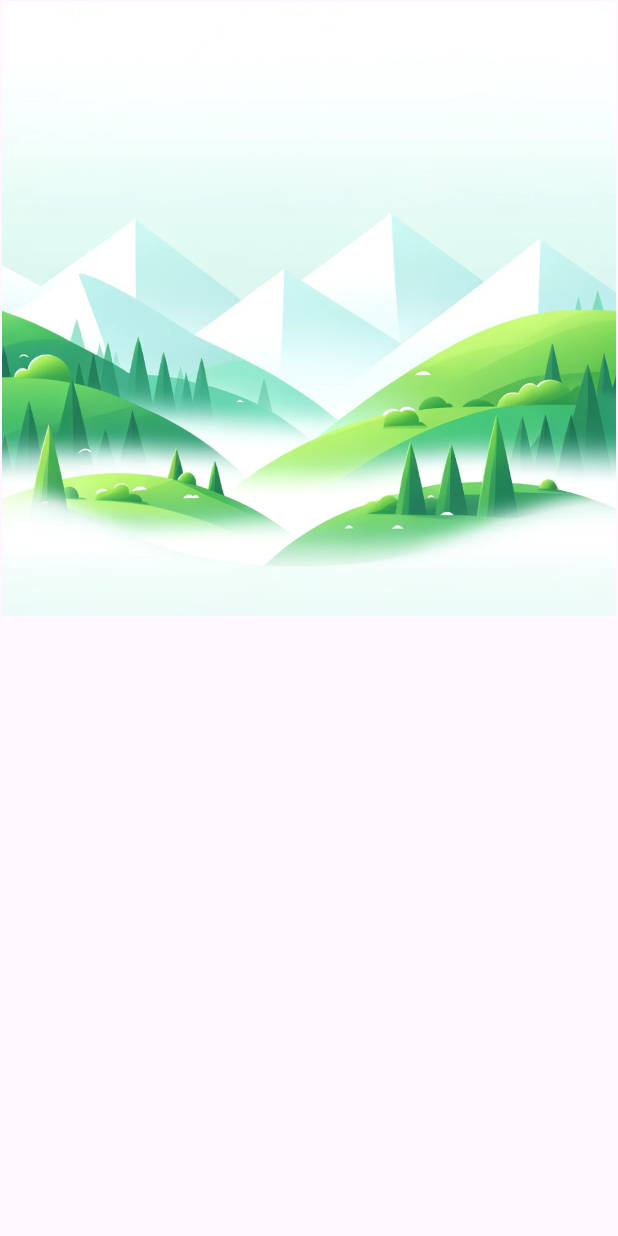
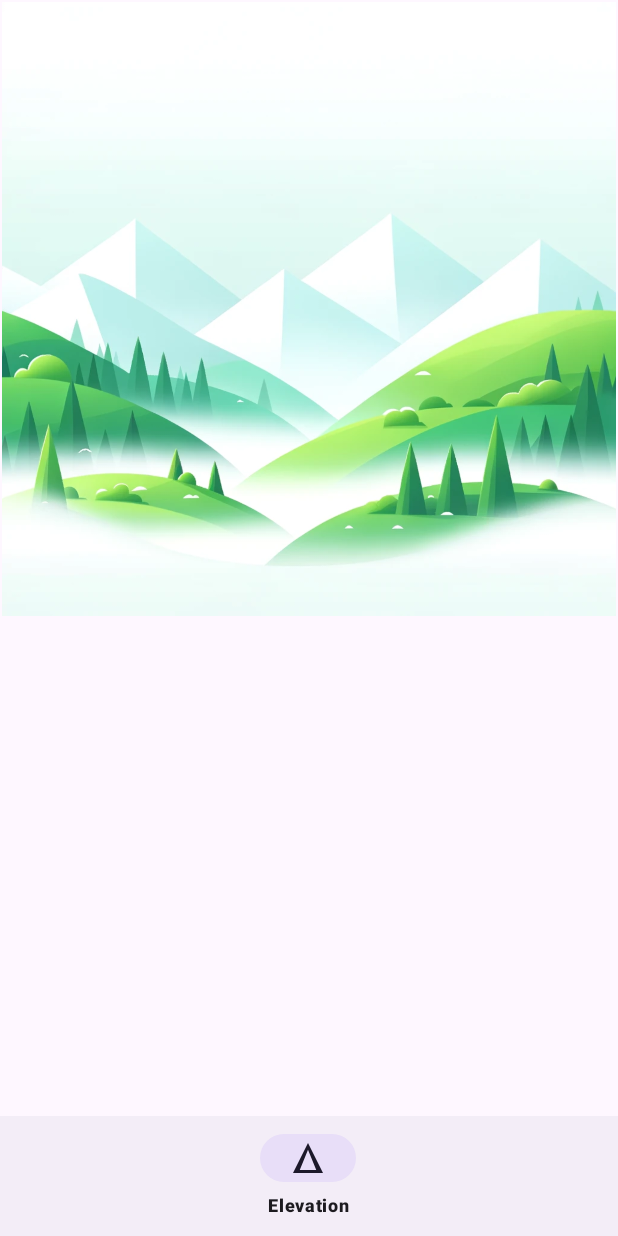
Before and after one commit to arunderwood/heightmark, an Android app: the screen it shows after launch (MainActivity), on a phone screen of 412 x 824 dp. Run offline under Robolectric (Android 15) with nearby library versions, the phone set to English and light mode, and no system bars; our stand-ins replace navigation-ui.

Commit message:
Add a NavBar

```diff
--- a/app/src/main/java/com/bizzarosn/heightmark/MainActivity.kt
+++ b/app/src/main/java/com/bizzarosn/heightmark/MainActivity.kt
@@ -2,11 +2,19 @@ package com.bizzarosn.heightmark
 
 import android.os.Bundle
 import androidx.appcompat.app.AppCompatActivity
+import androidx.navigation.fragment.NavHostFragment
+import androidx.navigation.ui.setupWithNavController
+import com.google.android.material.bottomnavigation.BottomNavigationView
 
 class MainActivity : AppCompatActivity() {
 
     override fun onCreate(savedInstanceState: Bundle?) {
         super.onCreate(savedInstanceState)
         setContentView(R.layout.activity_main)
+
+        val navHostFragment = supportFragmentManager.findFragmentById(R.id.nav_host_fragment) as NavHostFragment
+        val navController = navHostFragment.navController
+        val bottomNavigationView = findViewById<BottomNavigationView>(R.id.bottom_navigation)
+        bottomNavigationView.setupWithNavController(navController)
     }
 }
--- /dev/null
+++ b/app/src/main/res/drawable/ic_elevation.xml
@@ -0,0 +1,9 @@
+<vector xmlns:android="http://schemas.android.com/apk/res/android"
+    android:width="24dp"
+    android:height="24dp"
+    android:viewportWidth="24"
+    android:viewportHeight="24">
+    <path
+        android:fillColor="#000000"
+        android:pathData="M12,2L2,22h20L12,2zM12,6.5L17.5,20h-11L12,6.5z" />
+</vector>
--- a/app/src/main/res/layout/activity_main.xml
+++ b/app/src/main/res/layout/activity_main.xml
@@ -8,9 +8,24 @@
     tools:context=".MainActivity">
 
     <androidx.fragment.app.FragmentContainerView
-        android:id="@+id/fragment_container_view"
-        android:layout_width="match_parent"
-        android:layout_height="match_parent"
-        android:name="com.bizzarosn.heightmark.ElevationFragment"
-        app:defaultNavHost="true" />
+        android:id="@+id/nav_host_fragment"
+        android:layout_width="0dp"
+        android:layout_height="0dp"
+        app:layout_constraintTop_toTopOf="parent"
+        app:layout_constraintBottom_toTopOf="@id/bottom_navigation"
+        app:layout_constraintStart_toStartOf="parent"
+        app:layout_constraintEnd_toEndOf="parent"
+        app:navGraph="@navigation/nav_graph"
+        app:defaultNavHost="true"
+        android:name="androidx.navigation.fragment.NavHostFragment" />
+
+    <com.google.android.material.bottomnavigation.BottomNavigationView
+        android:id="@+id/bottom_navigation"
+        android:layout_width="0dp"
+        android:layout_height="wrap_content"
+        android:layout_gravity="bottom"
+        app:menu="@menu/bottom_nav_menu"
+        app:layout_constraintBottom_toBottomOf="parent"
+        app:layout_constraintStart_toStartOf="parent"
+        app:layout_constraintEnd_toEndOf="parent" />
 </androidx.constraintlayout.widget.ConstraintLayout>
--- /dev/null
+++ b/app/src/main/res/menu/bottom_nav_menu.xml
@@ -0,0 +1,7 @@
+<?xml version="1.0" encoding="utf-8"?>
+<menu xmlns:android="http://schemas.android.com/apk/res/android">
+    <item
+        android:id="@+id/elevationFragment"
+        android:icon="@drawable/ic_elevation"
+        android:title="@string/elevation" />
+</menu>
--- /dev/null
+++ b/app/src/main/res/navigation/nav_graph.xml
@@ -0,0 +1,12 @@
+<?xml version="1.0" encoding="utf-8"?>
+<navigation xmlns:android="http://schemas.android.com/apk/res/android"
+    xmlns:app="http://schemas.android.com/apk/res-auto"
+    xmlns:tools="http://schemas.android.com/tools"
+    app:startDestination="@id/elevationFragment">
+
+    <fragment
+        android:id="@+id/elevationFragment"
+        android:name="com.bizzarosn.heightmark.ElevationFragment"
+        android:label="Elevation Fragment"
+        tools:layout="@layout/fragment_elevation" />
+</navigation>
--- /dev/null
+++ b/app/src/main/res/values-night/strings.xml
@@ -0,0 +1,4 @@
+<?xml version="1.0" encoding="utf-8"?>
+<resources>
+    <string name="elevation">Elevation</string>
+</resources>
--- a/app/src/main/res/values/strings.xml
+++ b/app/src/main/res/values/strings.xml
@@ -3,4 +3,5 @@
     <string name="elevation_text">Elevation: %1$d meters</string>
     <string name="loading_elevation">Fetching elevation…</string>
     <string name="background">background</string>
+    <string name="elevation">Elevation</string>
 </resources>
```
